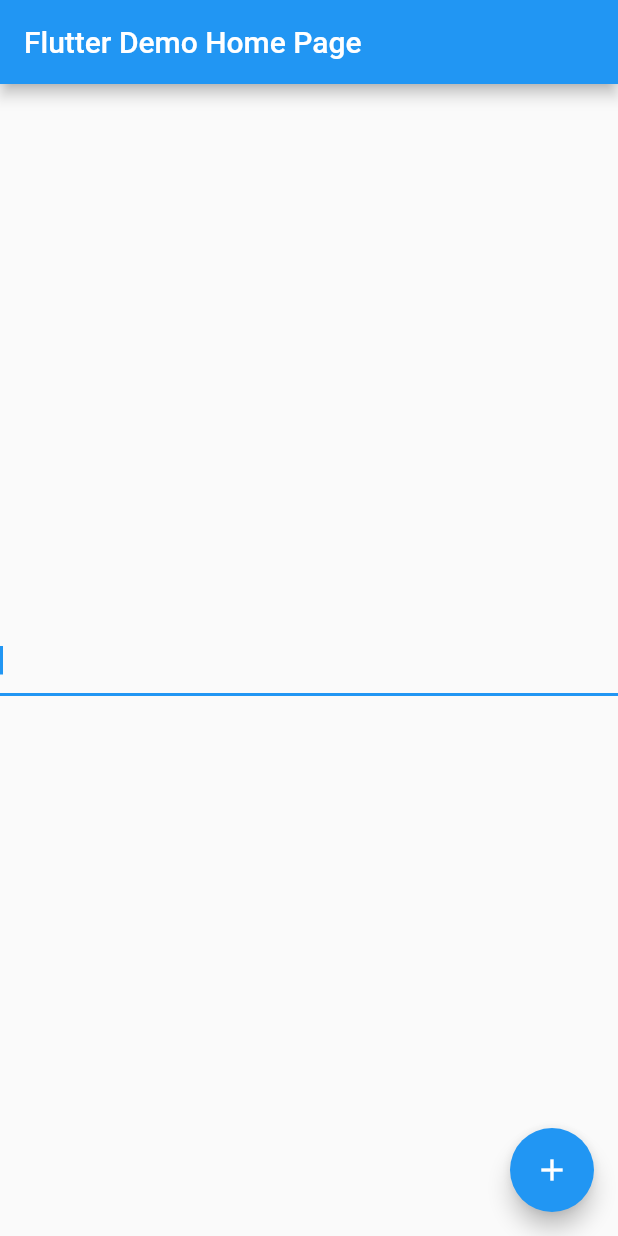
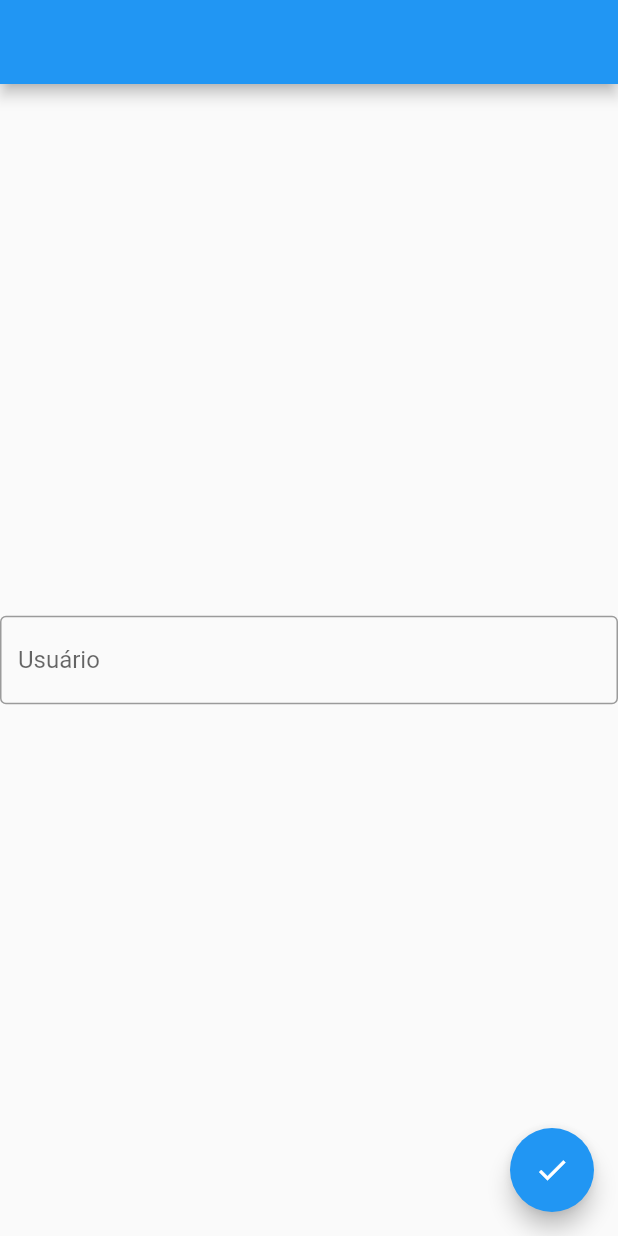
Before and after one commit to arthreis/coffee_order, a Flutter app: the screen it shows after launch, on a phone screen of 412 x 824 dp. Run offline on Flutter 3.47's test engine with Material 2 defaults, Android fonts, the phone set to English and light mode, and no system bars.

Commit message:
divisao dos arquivos

```diff
--- a/lib/main.dart
+++ b/lib/main.dart
@@ -1,3 +1,4 @@
+import 'package:coffee_order/screens/home.dart';
 import 'package:flutter/material.dart';
 
 void main() => runApp(MyApp());
@@ -11,91 +12,7 @@ class MyApp extends StatelessWidget {
       theme: ThemeData(
         primarySwatch: Colors.blue,
       ),
-      home: MyHomePage(title: 'Flutter Demo Home Page'),
+      home: MyHomePage(title: ''),
     );
   }
 }
-
-class MyHomePage extends StatefulWidget {
-  MyHomePage({Key key, this.title}) : super(key: key);
-
-  // This widget is the home page of your application. It is stateful, meaning
-  // that it has a State object (defined below) that contains fields that affect
-  // how it looks.
-
-  // This class is the configuration for the state. It holds the values (in this
-  // case the title) provided by the parent (in this case the App widget) and
-  // used by the build method of the State. Fields in a Widget subclass are
-  // always marked "final".
-
-  final String title;
-
-  @override
-  _MyHomePageState createState() => _MyHomePageState();
-}
-
-class _MyHomePageState extends State<MyHomePage> {
-  int _counter = 0;
-
-  void _incrementCounter() {
-    setState(() {
-      // This call to setState tells the Flutter framework that something has
-      // changed in this State, which causes it to rerun the build method below
-      // so that the display can reflect the updated values. If we changed
-      // _counter without calling setState(), then the build method would not be
-      // called again, and so nothing would appear to happen.
-      _counter++;
-    });
-  }
-
-  @override
-  Widget build(BuildContext context) {
-    // This method is rerun every time setState is called, for instance as done
-    // by the _incrementCounter method above.
-    //
-    // The Flutter framework has been optimized to make rerunning build methods
-    // fast, so that you can just rebuild anything that needs updating rather
-    // than having to individually change instances of widgets.
-    return Scaffold(
-      appBar: AppBar(
-        // Here we take the value from the MyHomePage object that was created by
-        // the App.build method, and use it to set our appbar title.
-        title: Text(widget.title),
-      ),
-      body: Center(
-        // Center is a layout widget. It takes a single child and positions it
-        // in the middle of the parent.
-        child: Column(
-          mainAxisAlignment: MainAxisAlignment.center,
-          children: <Widget>[
-            TextField(autofocus: true, )
-          ],
-        ),
-      ),
-      floatingActionButton: FloatingActionButton(
-        onPressed: () {
-          Navigator.push(context, MaterialPageRoute(builder: (context) => OrderPage()));
-        },
-        tooltip: 'Increment',
-        child: Icon(Icons.add),
-      ), // This trailing comma makes auto-formatting nicer for build methods.
-    );
-  }
-}
-
-class OrderPage extends StatelessWidget {
-  @override
-  Widget build(BuildContext context) {
-    return Scaffold(
-      appBar: AppBar(
-        title: Text("Total Pedido"),
-      ),
-      body: Center(
-        child: ListView(children: <Widget>[
-          Card(child: Text("Quack")),
-          Card(child: Text("Quack"))
-        ])
-      )
-    );
-  }
-}
--- /dev/null
+++ b/lib/screens/home.dart
@@ -0,0 +1,46 @@
+import 'package:coffee_order/screens/order.dart';
+import 'package:flutter/material.dart';
+
+class MyHomePage extends StatefulWidget {
+
+  MyHomePage({Key key, this.title}) : super(key: key);
+
+  final String title;
+
+  @override
+  _MyHomePageState createState() => _MyHomePageState();
+}
+
+class _MyHomePageState extends State<MyHomePage> {
+
+  final myController = TextEditingController();
+
+  @override
+  Widget build(BuildContext context) {
+    return Scaffold(
+      appBar: AppBar(
+        title: Text(widget.title),
+      ),
+      body: Center(
+        child: Column(
+          mainAxisAlignment: MainAxisAlignment.center,
+          children: <Widget>[
+            TextField(
+              decoration: InputDecoration(
+              border: OutlineInputBorder(),
+              labelText: 'Usuário',
+              ),
+            )
+          ],
+        ),
+      ),
+      floatingActionButton: FloatingActionButton(
+        onPressed: () {
+          Navigator.push(context, MaterialPageRoute(builder: (context) => OrderPage()));
+        },
+        tooltip: 'Increment',
+        child: Icon(Icons.check),
+      ), // This trailing comma makes auto-formatting nicer for build methods.
+    );
+  }
+}
```
Also changed, not shown: lib/models/user.dart (added, +9 -0 lines), lib/screens/order.dart (added, +18 -0 lines).
